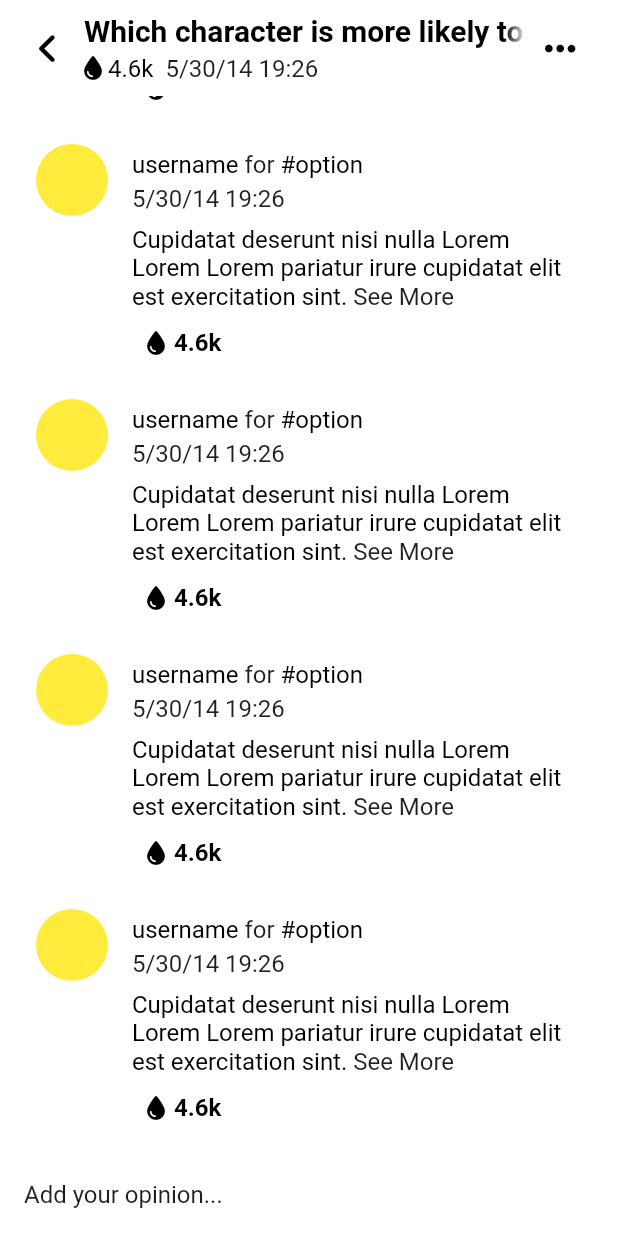
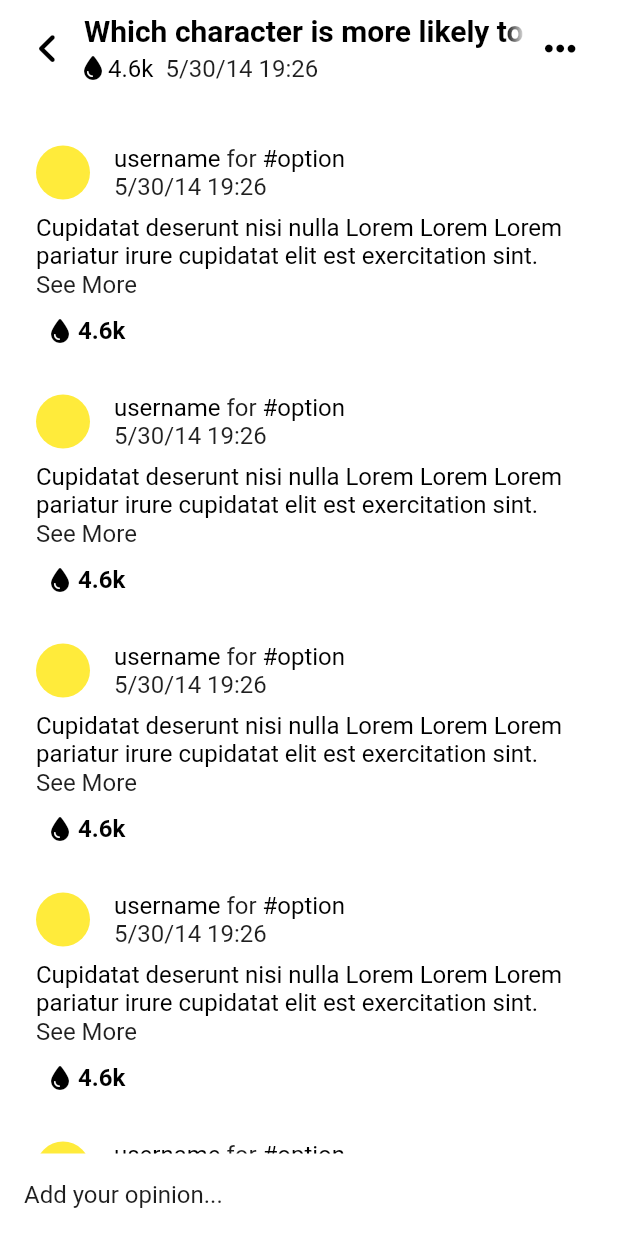
Before and after one commit to emresoysuren/chupp, a Flutter app: the PostPage screen opened directly, scrolled down 576 dp, on a phone screen of 412 x 824 dp. Run offline on Flutter 3.47's test engine with Material 2 defaults, Android fonts, the phone set to English and light mode, and no system bars; our stand-ins replace auto_route, firebase_core, font_awesome_flutter, google_fonts, loading_animation_widget, rive; missing offline and left inert: draggable_menu; accounts and stored records are empty; Roboto replaces fonts that are missing (Ubuntu); statements that could not run were skipped.

Commit message:
opinions redesign

```diff
--- a/lib/pages/side/post.dart
+++ b/lib/pages/side/post.dart
@@ -3,11 +3,14 @@ import 'package:chupp/utils/utils/context_extension.dart';
 import 'package:chupp/widgets/bars/custom/content_bar.dart';
 import 'package:chupp/widgets/buttons/single_plain_text_button.dart';
 import 'package:chupp/widgets/disable_scroll_behavior.dart';
+import 'package:chupp/widgets/draggable_menu/post_menu.dart';
 import 'package:chupp/widgets/expandable_text.dart';
 import 'package:chupp/widgets/posts/add_opinion.dart';
+import 'package:chupp/widgets/posts/content_header.dart';
 import 'package:chupp/widgets/posts/poll/poll.dart';
 import 'package:chupp/widgets/posts/user_opinion.dart';
 import 'package:chupp/widgets/tag_chip.dart';
+import 'package:draggable_menu/draggable_menu.dart';
 import 'package:flutter/material.dart';
 import 'package:font_awesome_flutter/font_awesome_flutter.dart';
 
@@ -39,7 +42,17 @@ class _PostPageState extends State<PostPage> {
   Widget build(BuildContext context) {
     return Scaffold(
       backgroundColor: context.theme.current.primaryBg,
-      appBar: ContentBar(controller: _controller, contentKey: _contentKey),
+      appBar: ContentBar(
+        title: "Which character is more likely to die next?",
+        controller: _controller,
+        contentKey: _contentKey,
+        ink: "4.6k",
+        time: "5/30/14 19:26",
+        onButtonTap: () => DraggableMenu.open(
+          context,
+          const PostMenu(),
+        ),
+      ),
       body: DisableScrollBehavior(
         child: SingleChildScrollView(
           controller: _controller,
@@ -52,51 +65,20 @@ class _PostPageState extends State<PostPage> {
                   key: _contentKey,
                   crossAxisAlignment: CrossAxisAlignment.start,
                   children: [
-                    Row(
+                    // Header - START
+                    ContentHeader(
+                      username: "username",
+                      time: "5/30/14 19:26",
                       children: [
-                        GestureDetector(
-                          behavior: HitTestBehavior.opaque,
-                          onTap: () {
-                            // Direct to user's profile
-                          },
-                          child: Row(
-                            children: [
-                              Container(
-                                height: 36,
-                                width: 36,
-                                decoration: const BoxDecoration(
-                                  color: Colors.yellow,
-                                  shape: BoxShape.circle,
-                                ),
-                              ),
-                              const SizedBox(width: 16),
-                              Column(
-                                crossAxisAlignment: CrossAxisAlignment.start,
-                                mainAxisAlignment:
-                                    MainAxisAlignment.spaceAround,
-                                children: [
-                                  Text(
-                                    "username",
-                                    style: context.styles.text,
-                                  ),
-                                  Text(
-                                    "5/30/14 19:26",
-                                    style: context.styles.subText,
-                                  ),
-                                ],
-                              ),
-                            ],
-                          ),
-                        ),
-                        const Spacer(),
                         SinglePlainTextButton(
                           icon: const FaIcon(FontAwesomeIcons.solidHeart).icon,
                           iconSize: 16,
                           label: "1.2k",
                           onPressed: () {},
-                        ),
+                        )
                       ],
                     ),
+                    // Header - END
                     const SizedBox(height: 16),
                     // Hashtags - START
                     const Wrap(
@@ -118,6 +100,7 @@ class _PostPageState extends State<PostPage> {
                       "Cupidatat deserunt nisi nulla Lorem Lorem Lorem pariatur irure cupidatat elit est exercitation sint. Cupidatat deserunt nisi nulla Lorem Lorem Lorem pariatur irure cupidatat elit est exercitation sint.",
                       style: context.styles.text,
                       expanded: widget.openDescription,
+                      characterThresold: 140,
                     ),
                     const SizedBox(height: 8),
                     const Padding(
--- a/lib/widgets/bars/custom/content_bar.dart
+++ b/lib/widgets/bars/custom/content_bar.dart
@@ -1,112 +1,60 @@
 import 'package:chupp/utils/utils/context_extension.dart';
-import 'package:chupp/widgets/bars/bar.dart';
+import 'package:chupp/widgets/bars/scroll_animated_bar.dart';
 import 'package:chupp/widgets/buttons/single_button.dart';
-import 'package:chupp/widgets/draggable_menu/post_menu.dart';
-import 'package:draggable_menu/draggable_menu.dart';
 import 'package:flutter/material.dart';
 import 'package:font_awesome_flutter/font_awesome_flutter.dart';
 
-class ContentBar extends StatefulWidget implements PreferredSizeWidget {
+class ContentBar extends StatelessWidget implements PreferredSizeWidget {
   final ScrollController? controller;
   final GlobalKey? contentKey;
+  final String? title;
+  final String? time;
+  final String? ink;
+  final Function()? onButtonTap;
 
   const ContentBar({
     super.key,
     this.controller,
     this.contentKey,
+    this.title,
+    this.time,
+    this.ink,
+    this.onButtonTap,
   });
 
   @override
-  State<ContentBar> createState() => _ContentBarState();
-
-  @override
   Size get preferredSize => const Size.fromHeight(64);
-}
-
-class _ContentBarState extends State<ContentBar> {
-  // final GlobalKey _barKey = GlobalKey();
-  double? contentHeight;
-  double? barHeight;
-
-  @override
-  void initState() {
-    widget.controller?.addListener(() => setState(() {
-          contentHeight = widget.contentKey?.currentContext?.size?.height;
-          // barHeight ??= _barKey.currentContext?.size?.height;
-          barHeight = 64;
-        }));
-    super.initState();
-  }
-
-  double get offsetValue {
-    if (widget.controller?.hasClients != true ||
-        contentHeight == null ||
-        barHeight == null) {
-      return 0;
-    }
-    final postion = widget.controller!.position.pixels;
-    final value = postion - (contentHeight! - barHeight!);
-    if (value > 0 && value < barHeight!) {
-      return value / barHeight!;
-    } else if (value >= barHeight!) {
-      return 1;
-    } else {
-      return 0;
-    }
-  }
 
   @override
   Widget build(BuildContext context) {
-    return Bar(
-      // key: _barKey,
-      pop: true,
-      children: [
-        Expanded(
-          child: ClipRect(
-            child: AnimatedSlide(
-              offset: Offset(0, 1 - offsetValue),
-              duration: Duration.zero,
-              child: Column(
-                crossAxisAlignment: CrossAxisAlignment.start,
-                mainAxisAlignment: MainAxisAlignment.center,
-                children: [
-                  Text(
-                    "Which character is more likely to die next?",
-                    style: context.styles.title3,
-                    overflow: TextOverflow.fade,
-                    softWrap: false,
-                    maxLines: 1,
-                  ),
-                  const SizedBox(height: 4),
-                  Row(
-                    children: [
+    return ScrollAnimatedBar(
+      title: title,
+      contentKey: contentKey,
+      controller: controller,
+      bottom: [
+        if (ink != null)
           FaIcon(
             FontAwesomeIcons.droplet,
             color: context.theme.current.text,
             size: 16,
           ),
-                      const SizedBox(width: 4),
+        if (ink != null) const SizedBox(width: 4),
+        if (ink != null)
           Text(
-                        "4.6k",
+            ink!,
             style: context.styles.text,
           ),
-                      const SizedBox(width: 8),
+        if (time != null) const SizedBox(width: 8),
+        if (time != null)
           Text(
-                        "5/30/14 19:26",
+            time!,
             style: context.styles.subText,
           ),
       ],
-                  ),
-                ],
-              ),
-            ),
-          ),
-        ),
+      aside: [
+        if (onButtonTap != null)
           SingleButton(
-          onPressed: () => DraggableMenu.open(
-            context,
-            const PostMenu(),
-          ),
+            onPressed: onButtonTap,
             child: FaIcon(
               FontAwesomeIcons.ellipsis,
               color: context.theme.current.primaryItem,
--- /dev/null
+++ b/lib/widgets/bars/scroll_animated_bar.dart
@@ -0,0 +1,94 @@
+import 'package:chupp/utils/utils/context_extension.dart';
+import 'package:chupp/widgets/bars/bar.dart';
+import 'package:flutter/material.dart';
+
+class ScrollAnimatedBar extends StatefulWidget implements PreferredSizeWidget {
+  final ScrollController? controller;
+  final GlobalKey? contentKey;
+  final String? title;
+  final List<Widget>? bottom;
+  final List<Widget>? aside;
+
+  const ScrollAnimatedBar({
+    super.key,
+    this.controller,
+    this.contentKey,
+    this.title,
+    this.bottom,
+    this.aside,
+  });
+
+  @override
+  State<ScrollAnimatedBar> createState() => _ScrollAnimatedBarState();
+
+  @override
+  Size get preferredSize => const Size.fromHeight(64);
+}
+
+class _ScrollAnimatedBarState extends State<ScrollAnimatedBar> {
+  // final GlobalKey _barKey = GlobalKey();
+  double? contentHeight;
+  double? barHeight;
+
+  @override
+  void initState() {
+    widget.controller?.addListener(() => setState(() {
+          contentHeight = widget.contentKey?.currentContext?.size?.height;
+          // barHeight ??= _barKey.currentContext?.size?.height;
+          barHeight = 64;
+        }));
+    super.initState();
+  }
+
+  double get offsetValue {
+    if (widget.controller?.hasClients != true ||
+        contentHeight == null ||
+        barHeight == null) {
+      return 0;
+    }
+    final postion = widget.controller!.position.pixels;
+    final value = postion - (contentHeight! - barHeight!);
+    if (value > 0 && value < barHeight!) {
+      return value / barHeight!;
+    } else if (value >= barHeight!) {
+      return 1;
+    } else {
+      return 0;
+    }
+  }
+
+  @override
+  Widget build(BuildContext context) {
+    return Bar(
+      // key: _barKey,
+      pop: true,
+      children: [
+        Expanded(
+          child: ClipRect(
+            child: AnimatedSlide(
+              offset: Offset(0, 1 - offsetValue),
+              duration: Duration.zero,
+              child: Column(
+                crossAxisAlignment: CrossAxisAlignment.start,
+                mainAxisAlignment: MainAxisAlignment.center,
+                children: [
+                  if (widget.title != null)
+                    Text(
+                      widget.title!,
+                      style: context.styles.title3,
+                      overflow: TextOverflow.fade,
+                      softWrap: false,
+                      maxLines: 1,
+                    ),
+                  if (widget.bottom != null) const SizedBox(height: 4),
+                  if (widget.bottom != null) Row(children: widget.bottom!),
+                ],
+              ),
+            ),
+          ),
+        ),
+        ...?widget.aside
+      ],
+    );
+  }
+}
--- a/lib/widgets/expandable_text.dart
+++ b/lib/widgets/expandable_text.dart
@@ -9,6 +9,7 @@ class ExpandableText extends StatefulWidget {
   final bool expanded;
   final bool active;
   final Function()? onTap;
+  final int? characterThresold;
 
   const ExpandableText(
     this.text, {
@@ -17,6 +18,7 @@ class ExpandableText extends StatefulWidget {
     this.active = true,
     this.onTap,
     this.expanded = false,
+    this.characterThresold,
   });
 
   @override
@@ -26,7 +28,7 @@ class ExpandableText extends StatefulWidget {
 class _ExpandableTextState extends State<ExpandableText> {
   late bool expanded = widget.expanded;
 
-  int get maxCharacters => 100;
+  int get maxCharacters => widget.characterThresold ?? 100;
 
   @override
   Widget build(BuildContext context) {
--- /dev/null
+++ b/lib/widgets/posts/content_header.dart
@@ -0,0 +1,71 @@
+import 'package:chupp/config/texts.dart';
+import 'package:chupp/utils/utils/context_extension.dart';
+import 'package:flutter/material.dart';
+
+class ContentHeader extends StatelessWidget {
+  final String username;
+  final String time;
+  final String? option;
+  final List<Widget>? children;
+
+  const ContentHeader({
+    super.key,
+    required this.username,
+    required this.time,
+    this.option,
+    this.children,
+  });
+
+  @override
+  Widget build(BuildContext context) {
+    return Row(
+      children: [
+        GestureDetector(
+          behavior: HitTestBehavior.opaque,
+          onTap: () {
+            // Direct to user's profile
+          },
+          child: Row(
+            children: [
+              Container(
+                height: 36,
+                width: 36,
+                decoration: const BoxDecoration(
+                  color: Colors.yellow,
+                  shape: BoxShape.circle,
+                ),
+              ),
+              const SizedBox(width: 16),
+              Column(
+                crossAxisAlignment: CrossAxisAlignment.start,
+                mainAxisAlignment: MainAxisAlignment.spaceAround,
+                children: [
+                  RichText(
+                    text: TextSpan(
+                      style: context.styles.text,
+                      children: [
+                        TextSpan(text: username),
+                        if (option != null)
+                          TextSpan(
+                            text: " ${Texts.postUserOpinionFor} ",
+                            style: context.styles.subText,
+                          ),
+                        if (option != null) TextSpan(text: option),
+                      ],
+                    ),
+                  ),
+                  Text(
+                    time,
+                    style: context.styles.subText,
+                  ),
+                ],
+              ),
+            ],
+          ),
+        ),
+        const Spacer(),
+        ...?children,
+      ],
+    );
+  }
+}
--- a/lib/widgets/posts/user_opinion.dart
+++ b/lib/widgets/posts/user_opinion.dart
@@ -1,7 +1,7 @@
-import 'package:chupp/config/texts.dart';
 import 'package:chupp/utils/utils/context_extension.dart';
 import 'package:chupp/widgets/buttons/single_plain_text_button.dart';
 import 'package:chupp/widgets/expandable_text.dart';
+import 'package:chupp/widgets/posts/content_header.dart';
 import 'package:flutter/material.dart';
 import 'package:font_awesome_flutter/font_awesome_flutter.dart';
 
@@ -10,41 +10,15 @@ class UserOpinion extends StatelessWidget {
 
   @override
   Widget build(BuildContext context) {
-    return Row(
-      crossAxisAlignment: CrossAxisAlignment.start,
-      children: [
-        Container(
-          height: 48,
-          width: 48,
-          decoration: const BoxDecoration(
-            color: Colors.yellow,
-            shape: BoxShape.circle,
-          ),
-        ),
-        const SizedBox(width: 16),
-        Expanded(
-          child: Padding(
+    return Padding(
       padding: const EdgeInsets.symmetric(vertical: 4),
       child: Column(
         crossAxisAlignment: CrossAxisAlignment.start,
         children: [
-                RichText(
-                  text: TextSpan(
-                    style: context.styles.text,
-                    children: [
-                      const TextSpan(text: "username"),
-                      TextSpan(
-                        text: " ${Texts.postUserOpinionFor} ",
-                        style: context.styles.subText,
-                      ),
-                      const TextSpan(text: "#option"),
-                    ],
-                  ),
-                ),
-                const SizedBox(height: 4),
-                Text(
-                  "5/30/14 19:26",
-                  style: context.styles.subText,
+          const ContentHeader(
+            username: "username",
+            time: "5/30/14 19:26",
+            option: "#option",
           ),
           const SizedBox(height: 8),
           ExpandableText(
@@ -61,9 +35,6 @@ class UserOpinion extends StatelessWidget {
           ),
         ],
       ),
-          ),
-        )
-      ],
     );
   }
 }
```
Lines whose indentation alone changed are shown as unchanged.
